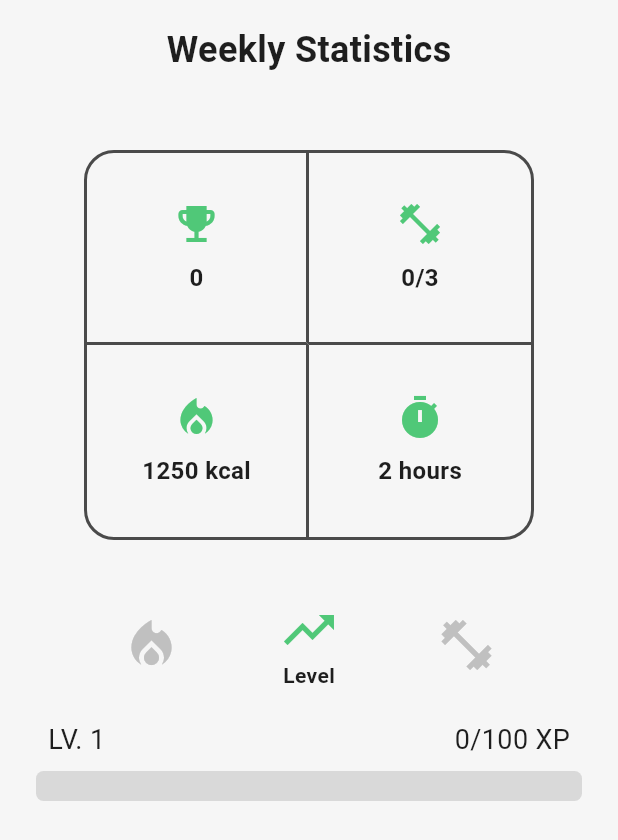
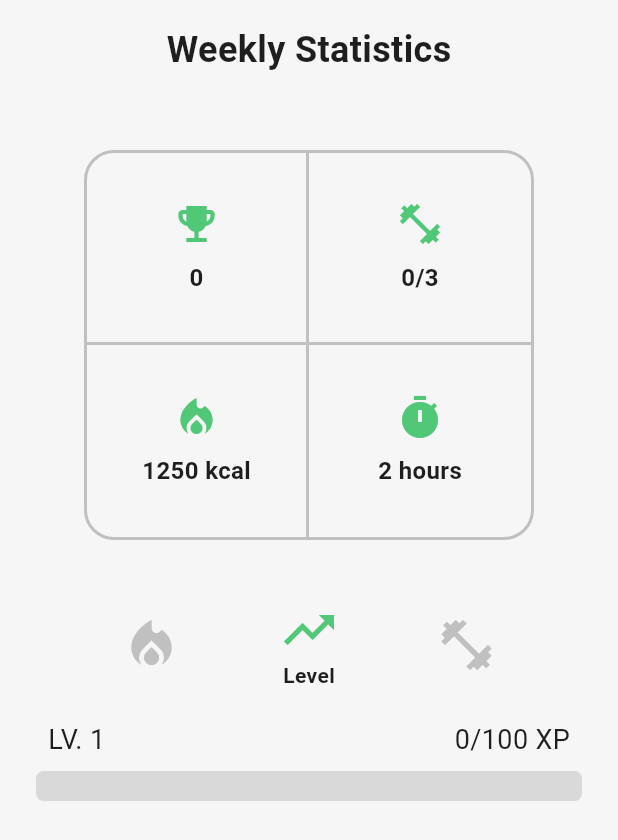
Before and after one commit to TakeOff30/fit_rep, a Flutter app: the HomeScreen screen opened directly, after a tap on "Weekly kcal", after a tap on the "local fire department" icon, after a tap on the "trending up" icon, on a phone screen of 412 x 824 dp. Shown: the top 840 px of the screen. Run offline on Flutter 3.47's test engine with Material 3 defaults, Android fonts, the phone set to English and light mode, and no system bars; our stand-ins replace fl_chart, flutter_tts, just_audio, percent_indicator, table_calendar; missing offline and left inert: flutter_picker.

Commit message:
fix icons and border color

```diff
--- a/lib/components/statistics/weekly_kcal_bar_charth.dart
+++ b/lib/components/statistics/weekly_kcal_bar_charth.dart
@@ -5,7 +5,7 @@ import 'package:fl_chart/fl_chart.dart';
 import 'package:provider/provider.dart';
 
 class AppColors {
-  static Color primaryColor = Color(0xFF39FF14);
+  static Color primaryColor = Color.fromARGB(255, 80, 200, 120);
 }
 
 LinearGradient get _barsGradient => LinearGradient(
@@ -74,6 +74,9 @@ class _WeeklyKcalChartState extends State<WeeklyKcalChart> {
                           fontWeight: FontWeight.bold,
                           fontFamily: 'Roboto',
                           fontSize: 14,
+                          color: settingsProvider.isDarkMode
+                              ? Theme.of(context).primaryColorLight
+                              : Theme.of(context).primaryColorDark,
                         ),
                       ),
                     );
--- a/lib/screens/home_screen.dart
+++ b/lib/screens/home_screen.dart
@@ -55,7 +55,7 @@ class _HomeScreenState extends State<HomeScreen> {
                     border: Border.all(
                         color: settingsProvider.isDarkMode
                             ? Color.fromARGB(255, 192, 192, 192)
-                            : Color.fromARGB(255, 74, 74, 74),
+                            : Color.fromARGB(255, 192, 192, 192),
                         width: 2),
                     borderRadius: BorderRadius.circular(20),
                   ),
@@ -230,14 +230,14 @@ class _HomeScreenState extends State<HomeScreen> {
                     width: 2,
                     color: settingsProvider.isDarkMode
                         ? Color.fromARGB(255, 192, 192, 192)
-                        : Color.fromARGB(255, 74, 74, 74))
+                        : Color.fromARGB(255, 192, 192, 192))
                 : BorderSide.none,
             bottom: borderBottom
                 ? BorderSide(
                     width: 2,
                     color: settingsProvider.isDarkMode
                         ? Color.fromARGB(255, 192, 192, 192)
-                        : Color.fromARGB(255, 74, 74, 74))
+                        : Color.fromARGB(255, 192, 192, 192))
                 : BorderSide.none,
           ),
         ),
--- a/lib/screens/workout_execution_screen.dart
+++ b/lib/screens/workout_execution_screen.dart
@@ -138,7 +138,6 @@ class _WorkoutExecutionScreenState extends State<WorkoutExecutionScreen> {
           flutterTts.speak(
               'Next exercise is ${widget.workout.exercises.keys.toList()[currentExerciseIndex].name}');
           player2.play();
-          player2.
         } else {
           CompletedWorkout completedWorkout = CompletedWorkout(
             widget.workout,
```
